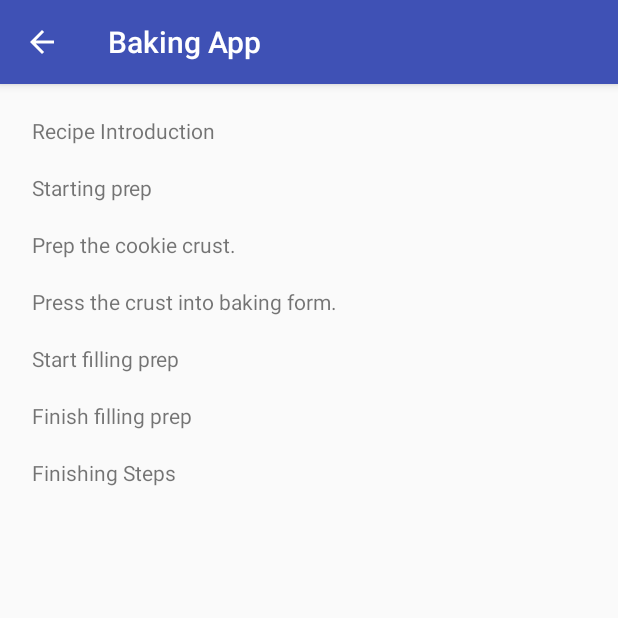
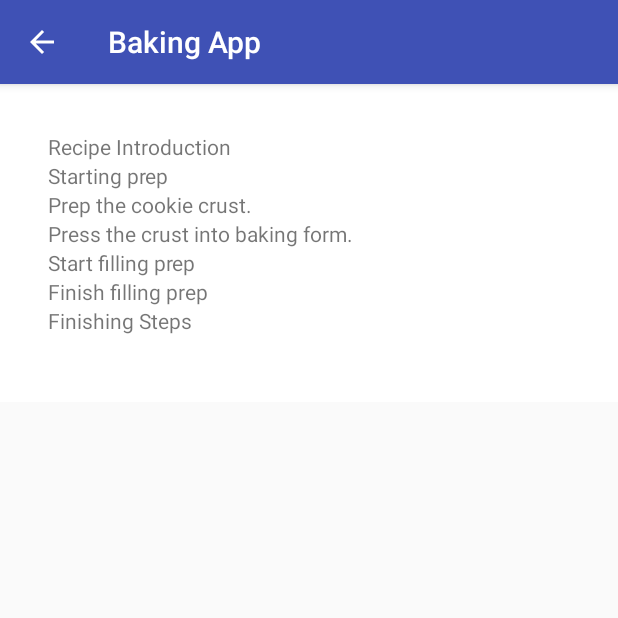
Before and after one commit to liavklt/bakingApp, an Android app: the screen it shows after launch (MasterListActivity), after a tap on "Nutella Pie", on a phone screen of 412 x 824 dp, the top half of it. Run offline under Robolectric (Android 15) with nearby library versions, the phone set to English and light mode, and no system bars; our stand-ins replace ButterKnife.

Commit message:
Use recyclerView for recipe steps activity.

```diff
--- a/app/src/main/AndroidManifest.xml
+++ b/app/src/main/AndroidManifest.xml
@@ -3,6 +3,7 @@
   package="com.example.android.bakingapp">
 
   <uses-permission android:name="android.permission.INTERNET"/>
+  <uses-permission android:name="android.permission.ACCESS_NETWORK_STATE"/>
   <!--<uses-permission android:name="android.permission.BIND_REMOTEVIEWS"-->
   <!--tools:ignore="ProtectedPermissions"/>-->
 
@@ -25,7 +26,7 @@
     <activity android:name=".ViewRecipeActivity"
       android:parentActivityName=".MasterListActivity"/>
 
-    <receiver android:name=".IngredientWidgetProvider">
+    <receiver android:name=".widget.IngredientWidgetProvider">
       <intent-filter>
         <action android:name="android.appwidget.action.APPWIDGET_UPDATE"/>
       </intent-filter>
--- /dev/null
+++ b/app/src/main/java/com/example/android/bakingapp/AsyncTaskListener.java
@@ -0,0 +1,14 @@
+package com.example.android.bakingapp;
+
+/**
+ * Created by lianavklt on 06/07/2018.
+ */
+
+public interface AsyncTaskListener<T> {
+
+  void onTaskPreExecute();
+
+  T onTaskGetResult(int position);
+
+  void onTaskComplete(T result);
+}
--- /dev/null
+++ b/app/src/main/java/com/example/android/bakingapp/FetchStepsAsyncTask.java
@@ -0,0 +1,38 @@
+package com.example.android.bakingapp;
+
+import android.content.Context;
+import android.os.AsyncTask;
+import com.example.android.bakingapp.model.Step;
+import java.lang.ref.WeakReference;
+import java.util.List;
+
+/**
+ * Created by lianavklt on 06/07/2018.
+ */
+
+class FetchStepsAsyncTask extends AsyncTask<Integer, Void, List<Step>> {
+
+
+  private WeakReference<Context> context;
+  private AsyncTaskListener<List<Step>> asyncTaskListener;
+
+
+  public FetchStepsAsyncTask(Context context,
+      AsyncTaskListener<List<Step>> asyncTaskListener) {
+    this.context = new WeakReference<>(context);
+    this.asyncTaskListener = asyncTaskListener;
+  }
+
+  @Override
+  protected List<Step> doInBackground(Integer... position) {
+
+    return asyncTaskListener.onTaskGetResult(position[0]);
+  }
+
+  @Override
+  protected void onPostExecute(List<Step> steps) {
+    super.onPostExecute(steps);
+    asyncTaskListener.onTaskComplete(steps);
+  }
+
+}
--- a/app/src/main/java/com/example/android/bakingapp/MasterListActivity.java
+++ b/app/src/main/java/com/example/android/bakingapp/MasterListActivity.java
@@ -4,27 +4,31 @@ import android.content.Intent;
 import android.os.Bundle;
 import android.support.v4.app.FragmentManager;
 import android.support.v7.app.AppCompatActivity;
-import android.widget.GridView;
+import android.support.v7.widget.LinearLayoutManager;
+import android.support.v7.widget.RecyclerView;
 import android.widget.Toast;
 import butterknife.BindView;
 import butterknife.ButterKnife;
 import com.example.android.bakingapp.model.Recipe;
 import com.example.android.bakingapp.model.Step;
 import java.util.List;
+import org.json.JSONException;
+import utils.JsonUtils;
 
 // This activity is responsible for displaying the master list of all recipes
 // Implement the MasterListFragment callback, OnTextClickListener
-public class MasterListActivity extends AppCompatActivity implements
-    MasterListFragment.OnTextClickListener {
+public class MasterListActivity extends AppCompatActivity {
 
   public static final String EXTRA_POSITION = "extra_position";
+  public static final int DEFAULT_POSITION = -1;
   public static final String EXTRA_RECIPE_ID = "com.example.android.bakingapp.extra.RECIPE_ID";
   List<Recipe> allRecipes;
-  @BindView(R.id.images_grid_view)
-  GridView gridView;
+  @BindView(R.id.steps_recycler_view)
+  RecyclerView recyclerView;
+  LinearLayoutManager linearLayoutManager;
   private boolean mTwoPane;
-  private Recipe recipe;
   private int stepPosition;
+  private int recipePosition;
   private Step step;
 
 //  @Override
@@ -41,23 +45,7 @@ public class MasterListActivity extends AppCompatActivity implements
     super.onCreate(savedInstanceState);
     setContentView(R.layout.activity_select_recipe);
     this.getSupportActionBar().setDisplayHomeAsUpEnabled(true);
-    Bundle extras = getIntent().getExtras();
-    if (extras.getParcelableArray("allRecipes") != null) {
-      allRecipes = extras.getParcelableArrayList("allRecipes");
-      if (extras.getInt(EXTRA_RECIPE_ID) != 0) {
-        recipe = allRecipes.get(extras.getInt(EXTRA_RECIPE_ID));
-      }
-    }
-
-    boolean fromNewActivity =Boolean.parseBoolean( extras.getString("fromNewActivity"));
-    if(fromNewActivity){
-      recipe = extras.getParcelable("recipe");
-    }
-//    if (savedInstanceState != null) {
-////      mContent = getSupportFragmentManager().getFragment(savedInstanceState, "fragment");
-//      stepPosition = savedInstanceState.getInt("stepPosition");
-//      recipe = savedInstanceState.getParcelable("recipe");
-//    }
+    ButterKnife.bind(this);
 
     Intent intent = getIntent();
     if (intent == null) {
@@ -65,28 +53,36 @@ public class MasterListActivity extends AppCompatActivity implements
       finish();
       Toast.makeText(this, "Recipe data not available", Toast.LENGTH_SHORT).show();
     }
-    ButterKnife.bind(this);
-
-    recipe = intent.getExtras().getParcelable("recipe");
-
+    recipePosition = intent.getIntExtra(EXTRA_POSITION, DEFAULT_POSITION);
+    if (recipePosition == DEFAULT_POSITION) {
+      // EXTRA_POSITION not found in intent
+      finish();
+      Toast.makeText(this, "Recipe data not available", Toast.LENGTH_SHORT).show();
+    }
+//    recyclerView.setHasFixedSize(true);
+//    linearLayoutManager = new LinearLayoutManager(this,LinearLayoutManager.VERTICAL,false);
+//    recyclerView.setLayoutManager(linearLayoutManager);
+//    recyclerView.setAdapter();
+    MasterListFragment masterListFragment = new MasterListFragment();
+    masterListFragment.initializeRecyclerView(recyclerView, recipePosition);
     if (findViewById(R.id.view_recipe_linear_layout) != null) {
       mTwoPane = true;
-
-      // Change the GridView to space out the images more on tablet
-      ButterKnife.bind(this);
-      gridView.setNumColumns(1);
 
       if (savedInstanceState == null) {
         FragmentManager fragmentManager = getSupportFragmentManager();
 
         ViewRecipeFragment viewRecipeFragment = new ViewRecipeFragment();
-        step = ((Recipe) intent.getParcelableExtra("recipe")).getSteps().get(0);
+        try {
+          step = JsonUtils.populateRecipeStepsFromJson(recipePosition).get(0);
+        } catch (JSONException e) {
+          e.printStackTrace();
+        }
         viewRecipeFragment.setDescription(
             step.getDescription());
         VideoFragment videoFragment = new VideoFragment();
         videoFragment.setVideoUrl(step.getVideoUrl());
 
-          fragmentManager.beginTransaction().add(R.id.video_container,videoFragment).commit();
+        fragmentManager.beginTransaction().add(R.id.video_container, videoFragment).commit();
 
         fragmentManager.beginTransaction().add(R.id.step_instructions_container, viewRecipeFragment)
             .commit();
@@ -101,37 +97,37 @@ public class MasterListActivity extends AppCompatActivity implements
 
   }
 
-
-  public void onTextSelected(int position) {
-    Toast.makeText(this, "Position clicked = " + position, Toast.LENGTH_SHORT).show();
-
-    stepPosition = position;
-    if (mTwoPane) {
-      step = recipe.getSteps().get(position);
-      ViewRecipeFragment viewRecipeFragment = new ViewRecipeFragment();
-      viewRecipeFragment.setDescription(step.getDescription());
-
-      VideoFragment videoFragment = new VideoFragment();
-      videoFragment.setVideoUrl(step.getVideoUrl());
-
-        getSupportFragmentManager().beginTransaction().replace(R.id.video_container,videoFragment).commit();
-      getSupportFragmentManager().beginTransaction().replace(R.id.step_instructions_container,viewRecipeFragment).commit();
-
-    } else {
-
-
-      Bundle bundle = new Bundle();
-      bundle.putParcelable("step", recipe.getSteps().get(position));
-      bundle.putInt("position",stepPosition);
-      bundle.putParcelable("recipeIntent",recipe);
-
-      final Intent newIntent = new Intent(this, ViewRecipeActivity.class);
-      newIntent.putExtras(bundle);
-      startActivity(newIntent);
-
-    }
-
-  }
+//  public void onTextSelected(int position) throws JSONException {
+//    Toast.makeText(this, "Position clicked = " + position, Toast.LENGTH_SHORT).show();
+//
+//    stepPosition = position;
+//    if (mTwoPane) {
+//      step = JsonUtils.populateRecipeStepsFromJson(recipePosition).get(stepPosition);
+//      ViewRecipeFragment viewRecipeFragment = new ViewRecipeFragment();
+//      viewRecipeFragment.setDescription(step.getDescription());
+//
+//      VideoFragment videoFragment = new VideoFragment();
+//      videoFragment.setVideoUrl(step.getVideoUrl());
+//
+//      getSupportFragmentManager().beginTransaction().replace(R.id.video_container, videoFragment)
+//          .commit();
+//      getSupportFragmentManager().beginTransaction()
+//          .replace(R.id.step_instructions_container, viewRecipeFragment).commit();
+//
+//    } else {
+//
+//      Bundle bundle = new Bundle();
+//      bundle.putParcelable("step", step);
+//      bundle.putInt("position", stepPosition);
+////      bundle.putParcelable("recipeIntent", recipe);
+//
+//      final Intent newIntent = new Intent(this, ViewRecipeActivity.class);
+//      newIntent.putExtras(bundle);
+//      startActivity(newIntent);
+//
+//    }
+//
+//  }
 
 //  @Override
 //  protected void onSaveInstanceState(Bundle outState) {
--- a/app/src/main/java/com/example/android/bakingapp/MasterListAdapter.java
+++ b/app/src/main/java/com/example/android/bakingapp/MasterListAdapter.java
@@ -1,10 +1,13 @@
 package com.example.android.bakingapp;
 
 import android.content.Context;
+import android.support.annotation.NonNull;
+import android.support.v7.widget.RecyclerView;
+import android.view.LayoutInflater;
 import android.view.View;
 import android.view.ViewGroup;
-import android.widget.BaseAdapter;
 import android.widget.TextView;
+import android.widget.Toast;
 import com.example.android.bakingapp.model.Step;
 import java.util.List;
 
@@ -12,48 +15,61 @@ import java.util.List;
  * Created by lianavklt on 21/06/2018.
  */
 
-public class MasterListAdapter extends BaseAdapter {
+public class MasterListAdapter extends RecyclerView.Adapter<MasterListAdapter.ViewHolder> {
 
   private Context mContext;
   private List<Step> mSteps;
 
 
-  public MasterListAdapter(Context context, List<Step> steps) {
+  public MasterListAdapter(Context context) {
     mContext = context;
-    mSteps = steps;
   }
 
-  /**
-   * Returns the number of items the adapter will display
-   */
+
   @Override
-  public int getCount() {
+  public MasterListAdapter.ViewHolder onCreateViewHolder(ViewGroup parent, int viewType) {
+    mContext = parent.getContext();
+    int layoutIdForItem = R.layout.recyclerview_item_recipe;
+    LayoutInflater inflater = LayoutInflater.from(mContext);
+    View thisItemsView = inflater.inflate(layoutIdForItem, parent, false);
+    return new ViewHolder(thisItemsView);
+
+  }
+
+  @Override
+  public void onBindViewHolder(@NonNull MasterListAdapter.ViewHolder holder, int position) {
+    String shortDescription = mSteps.get(position).getShortDescription();
+    holder.textView.setText(shortDescription);
+
+  }
+
+  @Override
+  public int getItemCount() {
+    if (mSteps == null) {
+      return 0;
+    }
     return mSteps.size();
   }
 
-  @Override
-  public Object getItem(int i) {
-    return null;
+  public void setReviewData(List<Step> steps) {
+    this.mSteps = steps;
   }
 
-  @Override
-  public long getItemId(int i) {
-    return 0;
-  }
+  class ViewHolder extends RecyclerView.ViewHolder implements View.OnClickListener {
+
+    TextView textView;
+
+    public ViewHolder(View itemView) {
+      super(itemView);
+      textView = itemView.findViewById(R.id.tv_recipe_item);
+      textView.setOnClickListener(this);
+    }
 
 
-  public View getView(final int position, View convertView, ViewGroup parent) {
-    TextView textView;
-    if (convertView == null) {
-      textView = new TextView(mContext);
-      textView.setPadding(8, 8, 8, 8);
-    } else {
-      textView = (TextView) convertView;
+    @Override
+    public void onClick(View v) {
+      Toast.makeText(mContext, "Clicked " + v, Toast.LENGTH_SHORT).show();
+
     }
-
-    textView.setText(mSteps.get(position).getShortDescription());
-    return textView;
-
-
   }
 }
--- a/app/src/main/java/com/example/android/bakingapp/MasterListFragment.java
+++ b/app/src/main/java/com/example/android/bakingapp/MasterListFragment.java
@@ -1,18 +1,16 @@
 package com.example.android.bakingapp;
 
-import android.content.Context;
 import android.os.Bundle;
-import android.support.annotation.Nullable;
 import android.support.v4.app.Fragment;
+import android.support.v7.widget.LinearLayoutManager;
+import android.support.v7.widget.RecyclerView;
 import android.view.LayoutInflater;
 import android.view.View;
 import android.view.ViewGroup;
-import android.widget.AdapterView;
-import android.widget.GridView;
-import com.example.android.bakingapp.model.Recipe;
 import com.example.android.bakingapp.model.Step;
-import java.util.ArrayList;
 import java.util.List;
+import org.json.JSONException;
+import utils.JsonUtils;
 
 /**
  * Created by lianavklt on 21/06/2018.
@@ -22,79 +20,63 @@ import java.util.List;
 // The list appears as a grid of views
 public class MasterListFragment extends Fragment {
 
-  OnTextClickListener mCallback;
-  GridView gridView;
-  Recipe recipe;
 
+  private RecyclerView recyclerView;
+  private LinearLayoutManager linearLayoutManager;
+  private MasterListAdapter mAdapter;
 
-  public interface OnTextClickListener {
-
-    void onTextSelected(int position);
-  }
-
-  @Override
-  public void onAttach(Context context) {
-    super.onAttach(context);
-
-    // This makes sure that the host activity has implemented the callback interface
-    // If not, it throws an exception
-    try {
-      mCallback = (OnTextClickListener) context;
-    } catch (ClassCastException e) {
-      throw new ClassCastException(context.toString()
-          + " must implement OnTextClickListener");
-    }
+  public void initializeRecyclerView(RecyclerView rv, int recipePosition) {
+    recyclerView = rv;
+    recyclerView.setHasFixedSize(true);
+    linearLayoutManager = new LinearLayoutManager(getActivity(), LinearLayoutManager.VERTICAL,
+        false);
+    recyclerView.setLayoutManager(linearLayoutManager);
+    mAdapter = new MasterListAdapter(getActivity());
+    recyclerView.setAdapter(mAdapter);
+    new FetchStepsAsyncTask(getContext(), new FetchStepsTaskListener()).execute(recipePosition);
   }
 
   @Override
   public View onCreateView(LayoutInflater inflater, ViewGroup container,
       Bundle savedInstanceState) {
 
-    if (savedInstanceState != null) {
-      recipe = savedInstanceState.getParcelable("recipe");
-    } else if (getActivity().getIntent().getExtras() != null) {
-      recipe = getActivity().getIntent().getExtras().getParcelable("recipe");
+    return inflater.inflate(R.layout.fragment_master_list, container, false);
+  }
+
+//  public interface OnTextClickListener {
+//
+//    void onTextSelected(int position) throws JSONException;
+//  }
+
+  public class FetchStepsTaskListener implements AsyncTaskListener<List<Step>> {
+
+    @Override
+    public void onTaskPreExecute() {
+
     }
 
-    final View rootView = inflater.inflate(R.layout.fragment_master_list, container, false);
-
-    // Get a reference to the GridView in the fragment_master_list xml layout file
-    gridView = rootView.findViewById(R.id.images_grid_view);
-
-    // Create the adapter
-    List<Step> steps = new ArrayList<>();
-    if (recipe != null) {
-      steps = recipe.getSteps();
+    @Override
+    public List<Step> onTaskGetResult(int position) {
+      List<Step> steps;
+      try {
+        steps = JsonUtils.populateRecipeStepsFromJson(position);
+      } catch (JSONException e) {
+        e.printStackTrace();
+        return null;
+      }
+      return steps;
     }
 
-    MasterListAdapter mAdapter = new MasterListAdapter(getContext(), steps);
+    @Override
+    public void onTaskComplete(List<Step> result) {
+      if (result != null) {
+        recyclerView.setVisibility(View.VISIBLE);
+        mAdapter.setReviewData(result);
+        mAdapter.notifyDataSetChanged();
+      }
 
-    // Set the adapter on the GridView
-    gridView.setAdapter(mAdapter);
-
-    gridView.setOnItemClickListener(new AdapterView.OnItemClickListener() {
-      @Override
-      public void onItemClick(AdapterView<?> adapterView, View view, int position, long l) {
-        // Trigger the callback method and pass in the position that was clicked
-        mCallback.onTextSelected(position);
-      }
-    });
-
-    return rootView;
+    }
   }
 
-//  @Override
-//  public void onSaveInstanceState(Bundle outState) {
-//    super.onSaveInstanceState(outState);
-//    outState.putParcelable("recipe", recipe);
-//  }
-
-//  @Override
-//  public void onViewStateRestored(@Nullable Bundle savedInstanceState) {
-//    super.onViewStateRestored(savedInstanceState);
-//    if (savedInstanceState != null) {
-//      System.out.println("inside onviewstaterestored");
-//    }
-//  }
 
 }
--- a/app/src/main/java/com/example/android/bakingapp/IngredientWidgetProvider.java
+++ b/app/src/main/java/com/example/android/bakingapp/widget/IngredientWidgetProvider.java
@@ -1,4 +1,4 @@
-package com.example.android.bakingapp;
+package com.example.android.bakingapp.widget;
 
 import android.annotation.TargetApi;
 import android.app.PendingIntent;
@@ -9,6 +9,8 @@ import android.content.Intent;
 import android.os.Build.VERSION_CODES;
 import android.os.Bundle;
 import android.widget.RemoteViews;
+import com.example.android.bakingapp.MasterListActivity;
+import com.example.android.bakingapp.R;
 
 /**
  * Created by lianavklt on 03/07/2018.
--- a/app/src/main/java/com/example/android/bakingapp/IngredientWidgetService.java
+++ b/app/src/main/java/com/example/android/bakingapp/widget/IngredientWidgetService.java
@@ -1,4 +1,4 @@
-package com.example.android.bakingapp;
+package com.example.android.bakingapp.widget;
 
 import android.content.Context;
 import android.content.Intent;
@@ -7,6 +7,8 @@ import android.net.Uri;
 import android.os.Bundle;
 import android.widget.RemoteViews;
 import android.widget.RemoteViewsService;
+import com.example.android.bakingapp.MasterListActivity;
+import com.example.android.bakingapp.R;
 import com.example.android.bakingapp.data.IngredientsContract;
 import com.example.android.bakingapp.data.IngredientsContract.IngredientsEntry;
 
--- a/app/src/main/java/utils/JsonUtils.java
+++ b/app/src/main/java/utils/JsonUtils.java
@@ -26,8 +26,10 @@ public class JsonUtils {
   private static final String QUANTITY = "quantity";
   private static final String MEASURE = "measure";
   private static final String INGREDIENT_DESCRIPTION = "ingredient";
+  private static String json;
 
   public static List<Recipe> getStringsFromJson(String jsonString) throws JSONException {
+    json = jsonString;
     List<Recipe> recipes = new ArrayList<>();
     JSONObject recipeJson = new JSONObject(jsonString);
     JSONArray results = recipeJson.getJSONArray(RESULTS);
@@ -38,16 +40,20 @@ public class JsonUtils {
       String recipeName = recipeInfo.getString(NAME);
       recipe.setId(recipeId);
       recipe.setName(recipeName);
-      recipe.setSteps(populateRecipeStepsFromJson(recipeInfo));
-      recipe.setIngredients(populateIngredientsFromJson(recipeInfo));
+      recipe.setSteps(populateRecipeStepsFromJson(i));
+      recipe.setIngredients(populateIngredientsFromJson(i));
       recipes.add(recipe);
     }
     return recipes;
   }
 
-  private static List<Ingredient> populateIngredientsFromJson(JSONObject recipeInfo)
+  public static List<Ingredient> populateIngredientsFromJson(int position)
       throws JSONException {
     List<Ingredient> ingredientList = new ArrayList<>();
+    JSONObject recipeJson = new JSONObject(json);
+    JSONArray results = recipeJson.getJSONArray(RESULTS);
+    JSONObject recipeInfo = results.getJSONObject(position);
+
     JSONArray ingredients = recipeInfo.getJSONArray(INGREDIENTS);
     for (int i = 0; i < ingredients.length(); i++) {
       JSONObject ingredientInfo = ingredients.getJSONObject(i);
@@ -63,9 +69,12 @@ public class JsonUtils {
     return ingredientList;
   }
 
-  private static List<Step> populateRecipeStepsFromJson(JSONObject recipeInfo)
+  public static List<Step> populateRecipeStepsFromJson(int position)
       throws JSONException {
     List<Step> stepList = new ArrayList<>();
+    JSONObject recipeJson = new JSONObject(json);
+    JSONArray results = recipeJson.getJSONArray(RESULTS);
+    JSONObject recipeInfo = results.getJSONObject(position);
     JSONArray steps = recipeInfo.getJSONArray(STEPS);
     for (int i = 0; i < steps.length(); i++) {
       JSONObject stepInfo = steps.getJSONObject(i);
--- a/app/src/main/res/layout-sw600dp/activity_select_recipe.xml
+++ b/app/src/main/res/layout-sw600dp/activity_select_recipe.xml
@@ -9,13 +9,13 @@
   <!--
   This layout is a two-pane layout for the master/detail flow.
   -->
-
+  <!--TODO add ingredient -->
   <!-- The static MasterListFragment -->
   <fragment
     android:id="@+id/master_list_fragment"
-    android:name="com.example.android.bakingapp.MasterListFragment"
     android:layout_width="400dp"
-    android:layout_height="match_parent" />
+    android:layout_height="match_parent"
+    android:name="com.example.android.bakingapp.MasterListFragment"/>
 
   <!-- A small divider -->
   <View
@@ -28,12 +28,12 @@
     android:layout_width="wrap_content"
     android:layout_height="wrap_content"
     android:layout_gravity="center_vertical"
-    android:background="@android:color/white"
-    android:orientation="vertical"
+    android:paddingTop="16dp"
     android:paddingBottom="16dp"
     android:paddingLeft="16dp"
     android:paddingRight="16dp"
-    android:paddingTop="16dp">
+    android:background="@android:color/white"
+    android:orientation="vertical">
 
     <FrameLayout
       android:id="@+id/video_container"
--- a/app/src/main/res/layout/activity_select_recipe.xml
+++ b/app/src/main/res/layout/activity_select_recipe.xml
@@ -1,8 +1,31 @@
 <?xml version="1.0" encoding="utf-8"?>
+<ScrollView xmlns:android="http://schemas.android.com/apk/res/android"
+  xmlns:tools="http://schemas.android.com/tools"
+  android:layout_width="match_parent"
+  android:layout_height="match_parent">
 
-<fragment
-  xmlns:android="http://schemas.android.com/apk/res/android"
-  android:id="@+id/master_list_fragment"
-  android:name="com.example.android.bakingapp.MasterListFragment"
-  android:layout_width="match_parent"
-  android:layout_height="match_parent"/>
+  <LinearLayout
+    android:id="@+id/select_recipe_linear_layout"
+    android:layout_width="match_parent"
+    android:layout_height="wrap_content"
+    android:paddingTop="16dp"
+    android:paddingBottom="16dp"
+    android:paddingLeft="16dp"
+    android:paddingRight="16dp"
+    android:background="@android:color/white"
+    android:orientation="vertical">
+    <!--<FrameLayout xmlns:android="http://schemas.android.com/apk/res/android"-->
+    <!--android:id="@+id/ingredients_container"-->
+    <!--android:layout_width="match_parent"-->
+    <!--android:layout_height="180dp"-->
+    <!--android:scaleType="centerInside"/>-->
+    <fragment
+      xmlns:android="http://schemas.android.com/apk/res/android"
+      android:id="@+id/fragment_master_list"
+      android:layout_width="match_parent"
+      android:layout_height="180dp"
+      android:name="com.example.android.bakingapp.MasterListFragment"
+      android:scaleType="centerInside"
+      tools:layout="@layout/fragment_master_list"/>
+  </LinearLayout>
+</ScrollView>
--- a/app/src/main/res/layout/fragment_master_list.xml
+++ b/app/src/main/res/layout/fragment_master_list.xml
@@ -6,9 +6,9 @@
   android:layout_height="match_parent"
   android:orientation="vertical">
 
-  <GridView
+  <android.support.v7.widget.RecyclerView
     xmlns:android="http://schemas.android.com/apk/res/android"
-    android:id="@+id/images_grid_view"
+    android:id="@+id/steps_recycler_view"
     android:layout_width="match_parent"
     android:layout_height="0dp"
     android:layout_weight="7"
@@ -22,7 +22,7 @@
     android:textAlignment="center"
     android:textFilterEnabled="false"
     android:verticalSpacing="8dp">
-  </GridView>
+  </android.support.v7.widget.RecyclerView>
 
 
 
```
Also changed, not shown: app/src/main/java/com/example/android/bakingapp/IngredientsFragment.java (added, +50 -0 lines), app/src/main/res/layout/fragment_ingredients.xml (added, +14 -0 lines).
